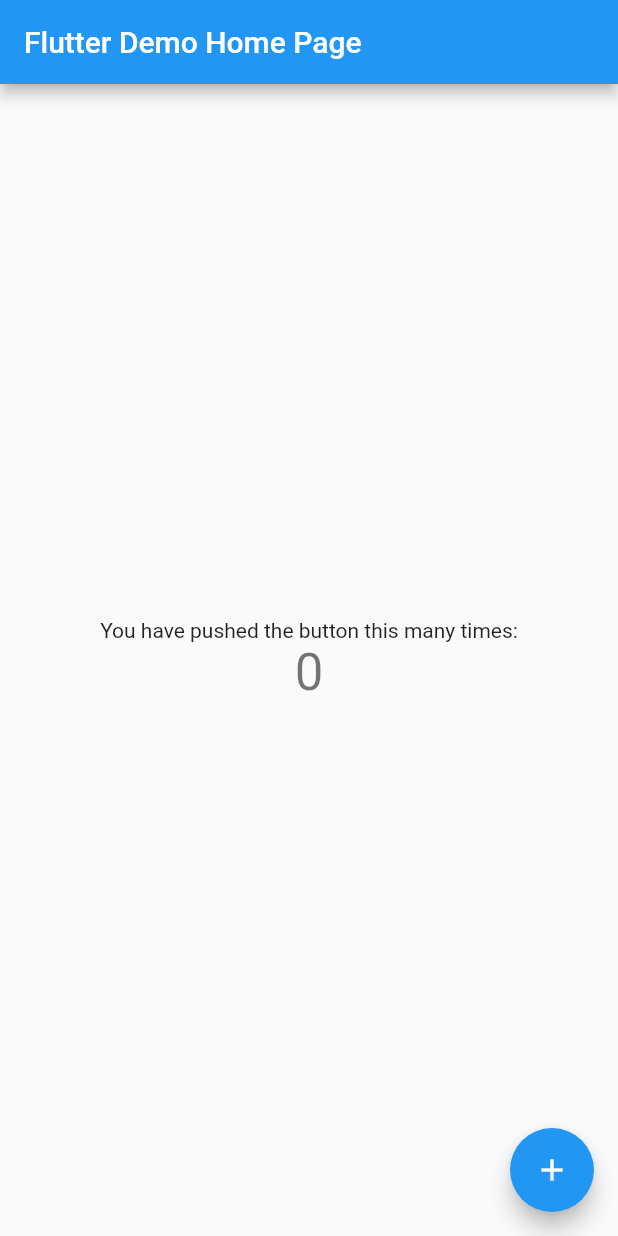
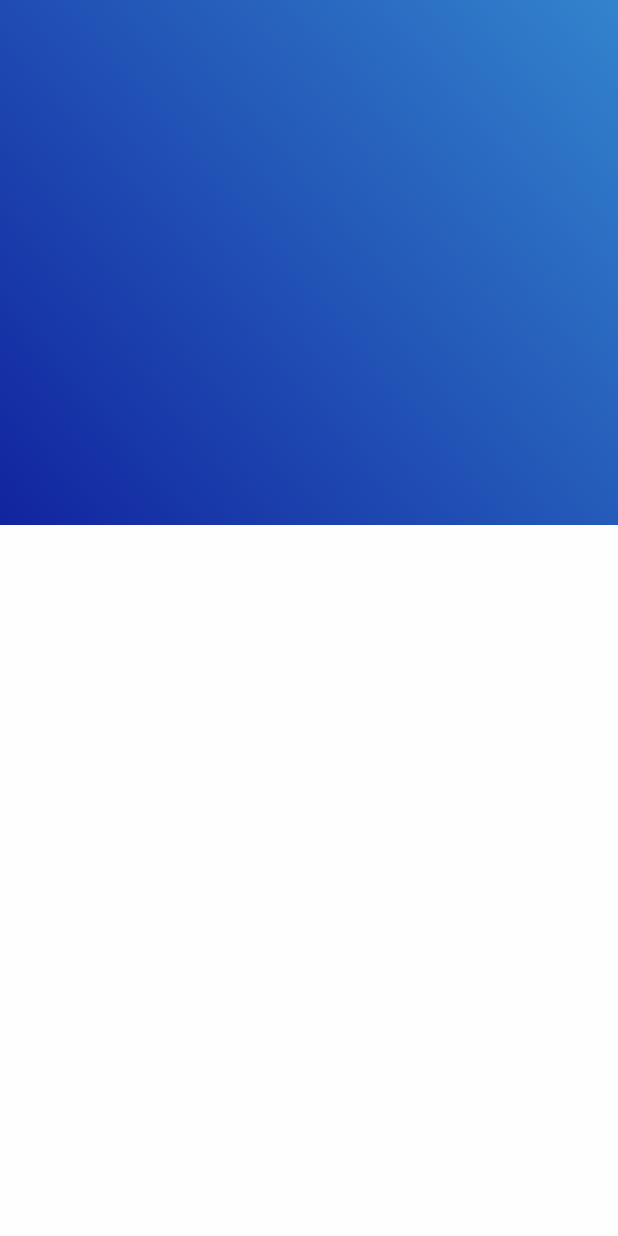
Before and after one commit to JasonSurendran/All-For-One, a Flutter app: the screen it shows after launch, on a phone screen of 412 x 824 dp. Run offline on Flutter 3.47's test engine with Material 2 defaults, Android fonts, the phone set to English and light mode, and no system bars.

Commit message:
HomeScreen Setup

```diff
--- a/new_app/lib/main.dart
+++ b/new_app/lib/main.dart
@@ -1,4 +1,6 @@
 import 'package:flutter/material.dart';
+import 'package:flutter/rendering.dart';
+import 'package:new_app/constant.dart';
 
 void main() {
   runApp(MyApp());
@@ -9,109 +11,42 @@
   @override
   Widget build(BuildContext context) {
     return MaterialApp(
-      title: 'Flutter Demo',
+      debugShowCheckedModeBanner: false,
+      title: 'One For All',
       theme: ThemeData(
-        // This is the theme of your application.
-        //
-        // Try running your application with "flutter run". You'll see the
-        // application has a blue toolbar. Then, without quitting the app, try
-        // changing the primarySwatch below to Colors.green and then invoke
-        // "hot reload" (press "r" in the console where you ran "flutter run",
-        // or simply save your changes to "hot reload" in a Flutter IDE).
-        // Notice that the counter didn't reset back to zero; the application
-        // is not restarted.
-        primarySwatch: Colors.blue,
-        // This makes the visual density adapt to the platform that you run
-        // the app on. For desktop platforms, the controls will be smaller and
-        // closer together (more dense) than on mobile platforms.
-        visualDensity: VisualDensity.adaptivePlatformDensity,
+        scaffoldBackgroundColor: kBackgroundColor,
+        fontFamily: "PlayfairDisplay",
+        textTheme: TextTheme(
+          bodyText2: TextStyle(
+            color: kBodyTextColor))
       ),
-      home: MyHomePage(title: 'Flutter Demo Home Page'),
+      home: HomeScreen(),
     );
   }
 }
 
-class MyHomePage extends StatefulWidget {
-  MyHomePage({Key key, this.title}) : super(key: key);
-
-  // This widget is the home page of your application. It is stateful, meaning
-  // that it has a State object (defined below) that contains fields that affect
-  // how it looks.
-
-  // This class is the configuration for the state. It holds the values (in this
-  // case the title) provided by the parent (in this case the App widget) and
-  // used by the build method of the State. Fields in a Widget subclass are
-  // always marked "final".
-
-  final String title;
-
+class HomeScreen extends StatelessWidget {
   @override
-  _MyHomePageState createState() => _MyHomePageState();
-}
-
-class _MyHomePageState extends State<MyHomePage> {
-  int _counter = 0;
-
-  void _incrementCounter() {
-    setState(() {
-      // This call to setState tells the Flutter framework that something has
-      // changed in this State, which causes it to rerun the build method below
-      // so that the display can reflect the updated values. If we changed
-      // _counter without calling setState(), then the build method would not be
-      // called again, and so nothing would appear to happen.
-      _counter++;
-    });
-  }
-
-  @override
-  Widget build(BuildContext context) {
-    // This method is rerun every time setState is called, for instance as done
-    // by the _incrementCounter method above.
-    //
-    // The Flutter framework has been optimized to make rerunning build methods
-    // fast, so that you can just rebuild anything that needs updating rather
-    // than having to individually change instances of widgets.
+  Widget build(BuildContext context){
     return Scaffold(
-      appBar: AppBar(
-        // Here we take the value from the MyHomePage object that was created by
-        // the App.build method, and use it to set our appbar title.
-        title: Text(widget.title),
+      body: Column(
+        children: <Widget>[
+          Container(
+            height: 350,
+            width: double.infinity,
+            decoration: BoxDecoration(
+              gradient: LinearGradient(
+                begin: Alignment.topRight,
+                end: Alignment.bottomLeft,
+                colors: [
+                  Color(0xFF3383CD),
+                  Color(0xFF11249F),
+                ],
+              )
+            )
+          )
+        ],
       ),
-      body: Center(
-        // Center is a layout widget. It takes a single child and positions it
-        // in the middle of the parent.
-        child: Column(
-          // Column is also a layout widget. It takes a list of children and
-          // arranges them vertically. By default, it sizes itself to fit its
-          // children horizontally, and tries to be as tall as its parent.
-          //
-          // Invoke "debug painting" (press "p" in the console, choose the
-          // "Toggle Debug Paint" action from the Flutter Inspector in Android
-          // Studio, or the "Toggle Debug Paint" command in Visual Studio Code)
-          // to see the wireframe for each widget.
-          //
-          // Column has various properties to control how it sizes itself and
-          // how it positions its children. Here we use mainAxisAlignment to
-          // center the children vertically; the main axis here is the vertical
-          // axis because Columns are vertical (the cross axis would be
-          // horizontal).
-          mainAxisAlignment: MainAxisAlignment.center,
-          children: <Widget>[
-            Text(
-              'You have pushed the button this many times:',
-            ),
-            Text(
-              '$_counter',
-              style: Theme.of(context).textTheme.headline4,
-            ),
-          ],
-        ),
-      ),
-      floatingActionButton: FloatingActionButton(
-        onPressed: _incrementCounter,
-        tooltip: 'Increment',
-        child: Icon(Icons.add),
-      ), // This trailing comma makes auto-formatting nicer for build methods.
     );
   }
 }
```
Also changed, not shown: new_app/lib/constant.dart (added, +27 -0 lines).
